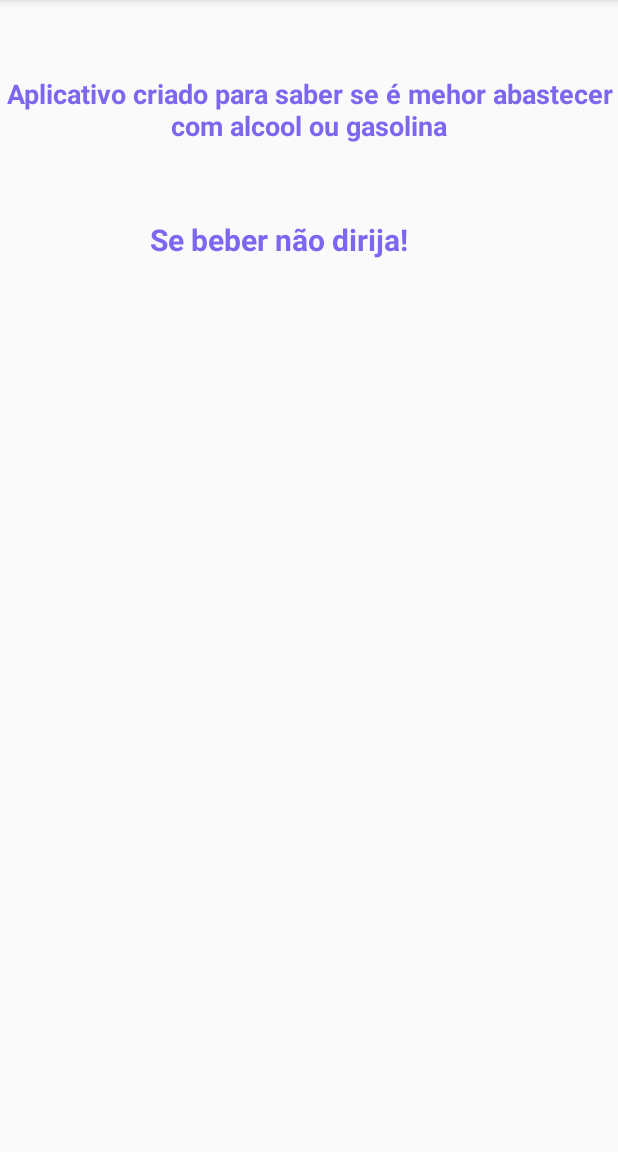
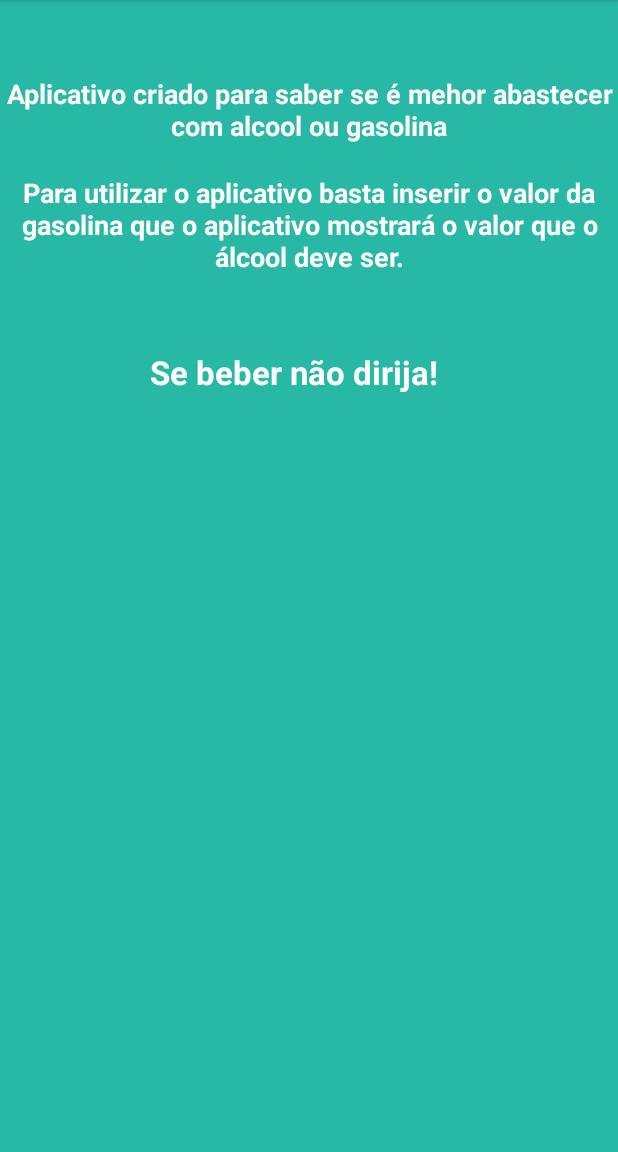
Before and after one commit to RenatoCC/meusprojetos, an Android app: the screen it shows after launch (Sobre), in the options menu, after a tap on "Sobre", on a phone screen of 412 x 824 dp, the part 84-1236 px from its top. Run offline under Robolectric (Android 15) with nearby library versions, the phone set to English and light mode, and no system bars.

Commit message:
mudança na tela sobre e no botão calcular

```diff
--- a/gasolinaalcool/app/src/main/java/br/com/renato/gasolinaalcool/MainActivity.java
+++ b/gasolinaalcool/app/src/main/java/br/com/renato/gasolinaalcool/MainActivity.java
@@ -8,6 +8,7 @@ import android.view.MenuItem;
 import android.view.View;
 import android.widget.Button;
 import android.widget.EditText;
+import android.widget.ImageView;
 import android.widget.TextView;
 import android.widget.Toast;
 
@@ -15,9 +16,10 @@ import java.text.DecimalFormat;
 
 public class MainActivity extends AppCompatActivity {
 
-    private TextView txt_gasolina,txt_alcool,txt_resultado,txt_info;
+    private TextView txt_gasolina,txt_alcool,txt_resultado,txt_info,txt_razao;
     private EditText edt_preco;
     private Button btn_ver;
+    private ImageView img_razao;
     @Override
     protected void onCreate(Bundle savedInstanceState) {
         super.onCreate(savedInstanceState);
@@ -29,6 +31,8 @@ public class MainActivity extends AppCompatActivity {
         edt_preco = findViewById(R.id.edt_preco);
         btn_ver = findViewById(R.id.btn_Ver);
         txt_info = findViewById(R.id.txt_info);
+        txt_razao = findViewById(R.id.txt_razao);
+        img_razao = findViewById(R.id.img_razao);
 
         btn_ver.setOnClickListener(new View.OnClickListener() {
             @Override
@@ -39,12 +43,16 @@ public class MainActivity extends AppCompatActivity {
                     double gasolina;
                     double resultado;
                     double valor = 0.70;
+                    double razao;
                     gasolina = Double.parseDouble(edt_preco.getText().toString());
                     resultado = gasolina * valor;
+                    razao = resultado / gasolina;
                     DecimalFormat format = new DecimalFormat("#.###");
 
                     txt_resultado.setText(String.valueOf(format.format(resultado)));
+                    txt_razao.setText(String.valueOf(format.format(razao)));
                     txt_info.setVisibility(View.VISIBLE);
+                    img_razao.setVisibility(View.VISIBLE);
                 }
             }
         });
--- a/gasolinaalcool/app/src/main/res/layout/sobre.xml
+++ b/gasolinaalcool/app/src/main/res/layout/sobre.xml
@@ -2,7 +2,8 @@
 <LinearLayout xmlns:android="http://schemas.android.com/apk/res/android"
     android:layout_width="match_parent"
     android:layout_height="match_parent"
-    android:orientation="vertical">
+    android:orientation="vertical"
+    android:background="#27B9A6">
 
     <TextView
         android:id="@+id/txt_sobre"
@@ -11,9 +12,22 @@
         android:text="@string/sobre_2"
         android:textAlignment="center"
         android:layout_marginTop="50dp"
-        android:textColor="#7B68EE"
+        android:textColor="#ffffff"
         android:textSize="18sp"
         android:textStyle="bold"/>
+
+    <TextView
+        android:id="@+id/txt_instrucao"
+        android:layout_width="wrap_content"
+        android:layout_height="wrap_content"
+        android:text="Para utilizar o aplicativo basta inserir o valor da
+gasolina que o aplicativo mostrará o valor que o álcool deve
+ser."
+        android:textAlignment="center"
+        android:layout_marginTop="20dp"
+        android:textStyle="bold"
+        android:textSize="18sp"
+        android:textColor="#ffffff"/>
 
     <TextView
         android:id="@+id/txt_info_2"
@@ -22,8 +36,8 @@
         android:text="@string/txt_info_2"
         android:layout_marginTop="50dp"
         android:layout_marginStart="100dp"
-        android:textSize="20sp"
-        android:textColor="#7B68EE"
+        android:textSize="22sp"
+        android:textColor="#ffffff"
         android:textStyle="bold"/>
 
 </LinearLayout>
--- a/gasolinaalcool/app/src/main/res/values/strings.xml
+++ b/gasolinaalcool/app/src/main/res/values/strings.xml
@@ -3,7 +3,7 @@
     <string name="preço_gasolina">Preço da Gasolina R$</string>
     <string name="preço_alcool">Preço do Álcool R$</string>
     <string name="btn_ver">Calcular</string>
-    <string name="txt_info">Se o valor do Álcool do posto for igual ao valor acima, abasteça com alcool, senão use gasolina.</string>
+    <string name="txt_info">Se o valor do Álcool do posto for menor ou igual ao valor acima, abasteça com alcool, senão use gasolina.</string>
     <string name="calculo">CALCULO PARA ABASTECIMENTO</string>
     <string name="sobre">Sobre</string>
     <string name="sair">Sair</string>
```
Also changed, not shown: gasolinaalcool/app/src/main/res/layout/activity_main.xml (+39 -13 lines), gasolinaalcool/app/src/main/res/drawable-xxxhdpi/imgen3.png (added).
